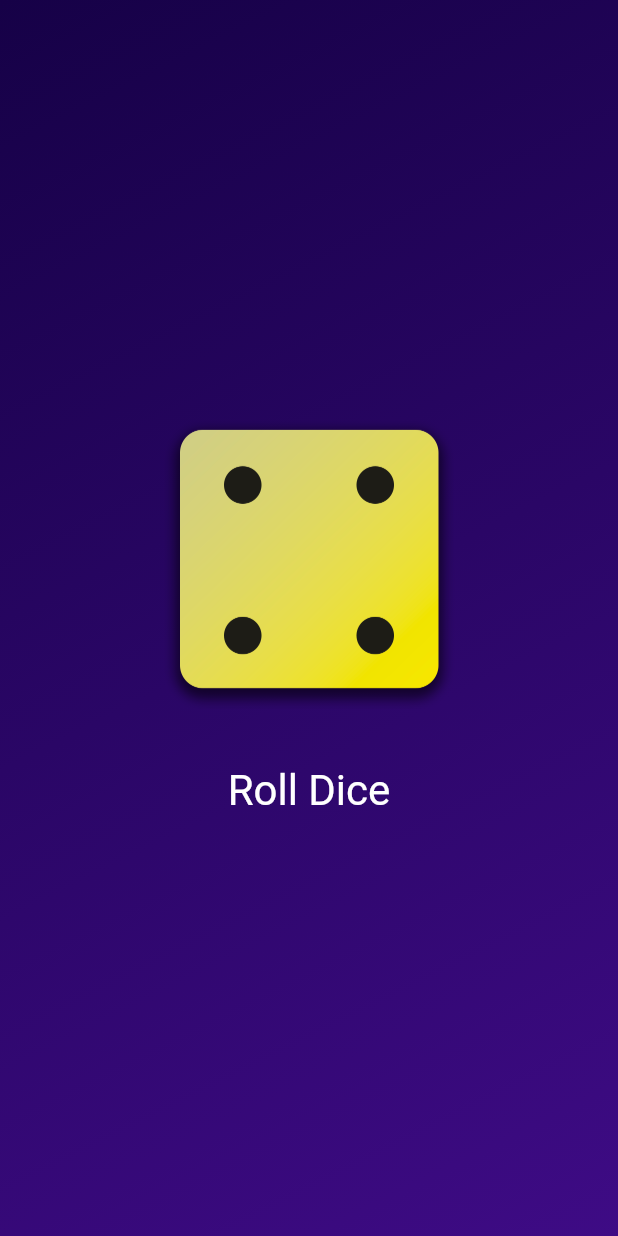
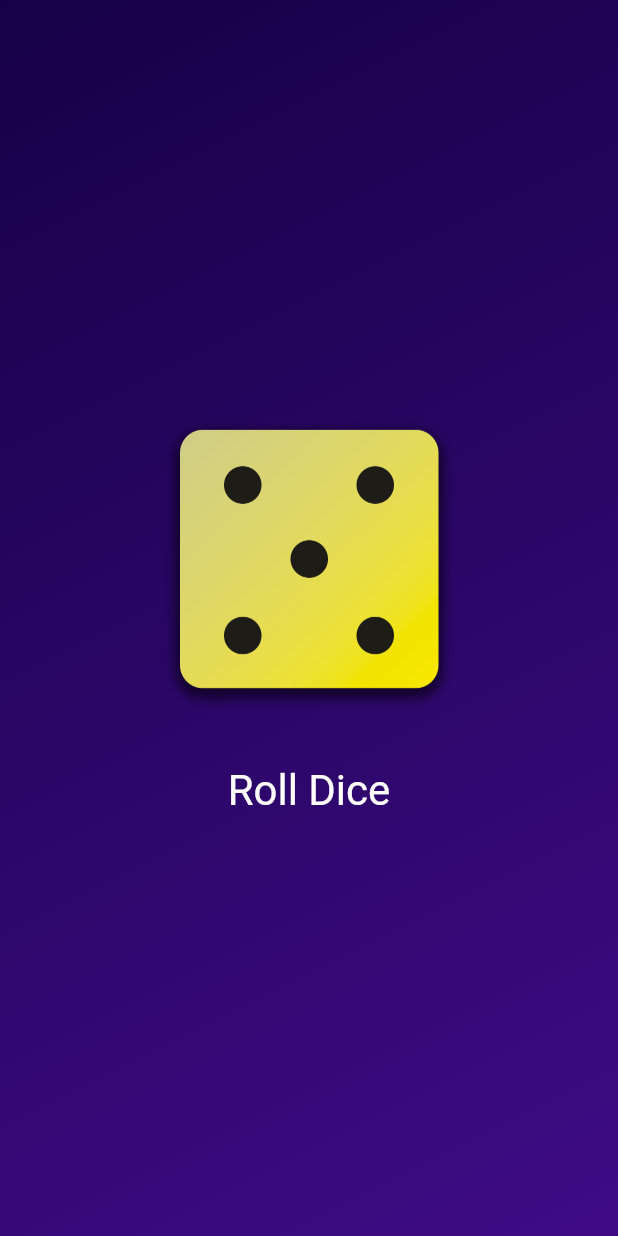
Before and after one commit to angelo-filho/Roll-Dice, a Flutter app: the screen it shows after launch, after a tap on "Roll Dice", on a phone screen of 412 x 824 dp. Run offline on Flutter 3.47's test engine with Material 2 defaults, Android fonts, the phone set to English and light mode, and no system bars.

```diff
--- a/lib/dice_roller.dart
+++ b/lib/dice_roller.dart
@@ -1,18 +1,22 @@
+import 'dart:math';
+
 import 'package:flutter/material.dart';
+
+final randomizer = Random();
 
 class DiceRoller extends StatefulWidget {
   const DiceRoller({super.key});
 
   @override
-  _DiceRollerState createState() => _DiceRollerState();
+  State<DiceRoller> createState() => _DiceRollerState();
 }
 
 class _DiceRollerState extends State<DiceRoller> {
-  var activeDiceImage = "assets/images/dice-2.png";
+  var currentDiceRoll = 1;
 
   void rollDice() {
     setState(() {
-      activeDiceImage = "assets/images/dice-4.png";
+      currentDiceRoll = randomizer.nextInt(6) + 1;
     });
   }
 
@@ -22,7 +26,7 @@ class _DiceRollerState extends State<DiceRoller> {
       mainAxisSize: MainAxisSize.min,
       children: [
         Image.asset(
-          activeDiceImage,
+          'assets/images/dice-$currentDiceRoll.png',
           width: 200,
         ),
         const SizedBox(
```
